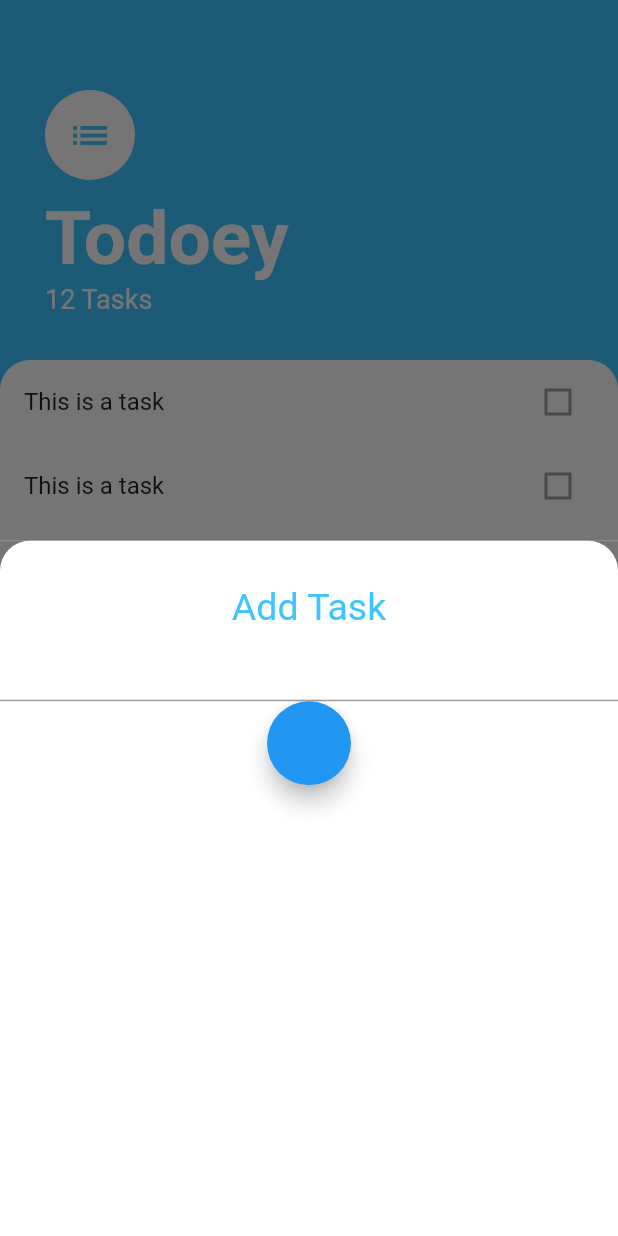
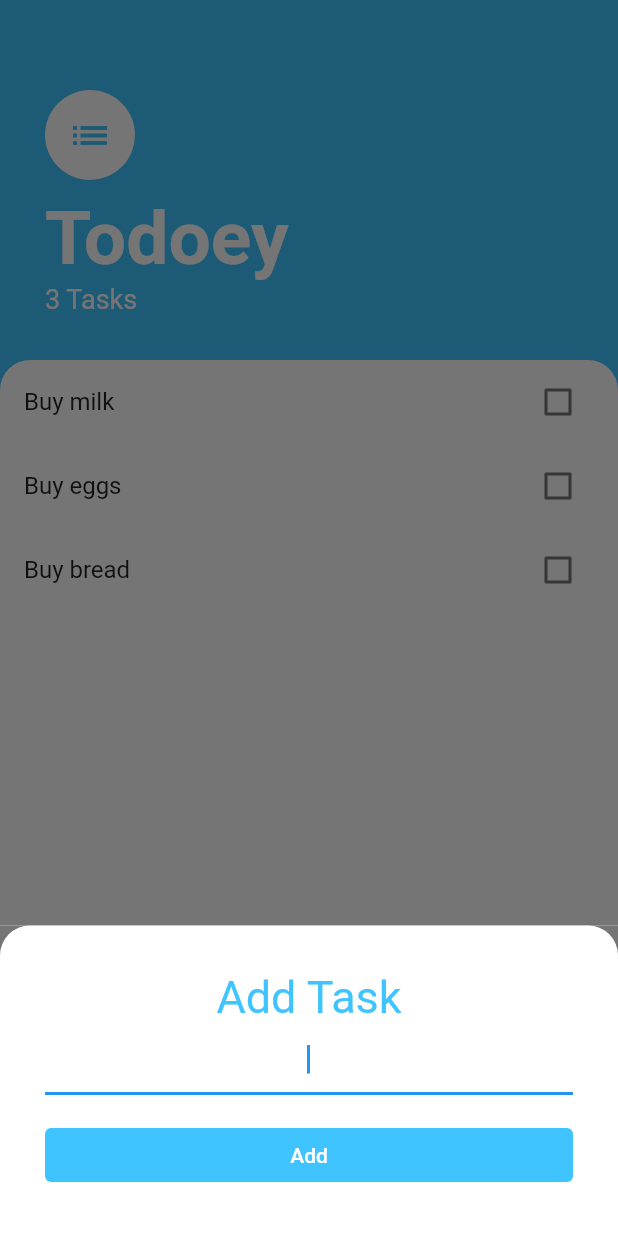
Before and after one commit to HI-0123/todoey_flutter, a Flutter app: the TasksScreen screen opened directly, after a tap on the "add" icon, on a phone screen of 412 x 824 dp. Run offline on Flutter 3.47's test engine with Material 2 defaults, Android fonts, the phone set to English and light mode, and no system bars.

Commit message:
完成、shared_prefarense導入前

```diff
--- /dev/null
+++ b/lib/models/task.dart
@@ -0,0 +1,10 @@
+class Task {
+  final String name;
+  bool isDone;
+
+  Task({this.name, this.isDone = false});
+
+  void toggleDone() {
+    isDone = !isDone;
+  }
+}
--- /dev/null
+++ b/lib/models/task_data.dart
@@ -0,0 +1,40 @@
+import 'dart:collection';
+
+import 'package:flutter/cupertino.dart';
+import 'package:todoey_flutter/models/task.dart';
+
+class TaskData extends ChangeNotifier {
+  List<Task> _tasks = [
+    Task(name: 'Buy milk'),
+    Task(name: 'Buy eggs'),
+    Task(name: 'Buy bread')
+  ];
+
+  UnmodifiableListView<Task> get tasks {
+    return UnmodifiableListView(_tasks);
+  }
+
+  int get taskCount {
+    return _tasks.length;
+  }
+
+  String get taskCountUnit {
+    return _tasks.length > 1 ? 'Tasks' : 'Task';
+  }
+
+  void addTask(String newTaskTitle) {
+    final task = Task(name: newTaskTitle);
+    _tasks.add(task);
+    notifyListeners();
+  }
+
+  void updateTask(Task task) {
+    task.toggleDone();
+    notifyListeners();
+  }
+
+  void deleteTask(Task task) {
+    _tasks.remove(task);
+    notifyListeners();
+  }
+}
--- a/lib/screens/add_task_screen.dart
+++ b/lib/screens/add_task_screen.dart
@@ -1,13 +1,16 @@
 import 'package:flutter/material.dart';
+import 'package:provider/provider.dart';
+import 'package:todoey_flutter/models/task_data.dart';
 
 class AddTaskScreen extends StatelessWidget {
-  String textFieldController;
+  String newTaskTitle;
 
   @override
   Widget build(BuildContext context) {
     return Container(
         color: Color(0xFF757575),
         child: Container(
+          padding: EdgeInsets.all(30.0),
           decoration: BoxDecoration(
             color: Colors.white,
             borderRadius: BorderRadius.only(
@@ -15,16 +18,35 @@ class AddTaskScreen extends StatelessWidget {
                 topRight: Radius.circular(20.0)),
           ),
           child: Column(
+            crossAxisAlignment: CrossAxisAlignment.stretch,
             children: [
+              Text(
+                'Add Task',
+                textAlign: TextAlign.center,
+                style: TextStyle(color: Colors.lightBlueAccent, fontSize: 30.0),
+              ),
+              TextField(
+                  onChanged: (newText) {
+                    newTaskTitle = newText;
+                  },
+                  autofocus: true,
+                  textAlign: TextAlign.center),
               Container(
-                padding: EdgeInsets.only(top: 30),
-                child: Text(
-                  'Add Task',
-                  style: TextStyle(color: Colors.lightBlueAccent, fontSize: 25),
-                ),
-              ),
-              TextField(),
-              FloatingActionButton(onPressed: () {})
+                  margin: EdgeInsets.only(top: 16),
+                  child: TextButton(
+                    child: Text(
+                      'Add',
+                      style: TextStyle(color: Colors.white),
+                    ),
+                    style: ButtonStyle(
+                        backgroundColor: MaterialStateProperty.all<Color>(
+                            Colors.lightBlueAccent)),
+                    onPressed: () {
+                      Provider.of<TaskData>(context, listen: false)
+                          .addTask(newTaskTitle);
+                      Navigator.pop(context);
+                    },
+                  ))
             ],
           ),
         ));
--- /dev/null
+++ b/lib/screens/task_list.dart
@@ -0,0 +1,31 @@
+import 'package:flutter/material.dart';
+import 'package:todoey_flutter/models/task_data.dart';
+import 'package:todoey_flutter/widgets/task_tile.dart';
+import 'package:provider/provider.dart';
+import 'package:todoey_flutter/models/task_data.dart';
+
+class TaskList extends StatelessWidget {
+  @override
+  Widget build(BuildContext context) {
+    return Consumer<TaskData>(
+      builder: (context, taskData, _) {
+        return ListView.builder(
+          itemBuilder: (context, i) {
+            final task = taskData.tasks[i];
+            return TaskTile(
+              taskTitle: task.name,
+              isChecked: task.isDone,
+              checkBoxCallBack: (checkBoxState) {
+                taskData.updateTask(task);
+              },
+              longPressCallback: () {
+                taskData.deleteTask(task);
+              },
+            );
+          },
+          itemCount: taskData.taskCount,
+        );
+      },
+    );
+  }
+}
--- a/lib/screens/tasks_screen.dart
+++ b/lib/screens/tasks_screen.dart
@@ -1,7 +1,9 @@
 import 'package:flutter/material.dart';
 import 'package:flutter/rendering.dart';
-import 'package:todoey_flutter/widgets/task_tile.dart';
+import 'package:todoey_flutter/models/task_data.dart';
+import 'package:todoey_flutter/screens/task_list.dart';
 import 'add_task_screen.dart';
+import 'package:provider/provider.dart';
 
 class TasksScreen extends StatelessWidget {
   @override
@@ -13,7 +15,10 @@ class TasksScreen extends StatelessWidget {
           child: Icon(Icons.add),
           onPressed: () {
             showModalBottomSheet(
-                context: context, builder: (context) => AddTaskScreen());
+                context: context,
+                isScrollControlled: true,
+                builder: (context) =>
+                    SingleChildScrollView(child: AddTaskScreen()));
           }),
       body: Column(
         crossAxisAlignment: CrossAxisAlignment.start,
@@ -38,7 +43,7 @@ class TasksScreen extends StatelessWidget {
                         fontWeight: FontWeight.w700),
                   ),
                   Text(
-                    '12 Tasks',
+                    '${Provider.of<TaskData>(context).taskCount} ${Provider.of<TaskData>(context).taskCountUnit}',
                     style: TextStyle(color: Colors.white, fontSize: 18.0),
                   ),
                 ],
@@ -46,10 +51,7 @@ class TasksScreen extends StatelessWidget {
           Expanded(
             flex: 6,
             child: Container(
-                child: ListView.builder(
-                  itemBuilder: (context, i) => TaskTile(),
-                  itemCount: 3,
-                ),
+                child: TaskList(),
                 decoration: BoxDecoration(
                     color: Colors.white,
                     borderRadius: BorderRadius.only(
--- a/lib/widgets/task_tile.dart
+++ b/lib/widgets/task_tile.dart
@@ -1,15 +1,27 @@
 import 'package:flutter/material.dart';
 
 class TaskTile extends StatelessWidget {
-  const TaskTile({
-    Key key,
-  }) : super(key: key);
+  final bool isChecked;
+  final String taskTitle;
+  final Function checkBoxCallBack;
+  final Function longPressCallback;
+
+  TaskTile(
+      {this.isChecked,
+      this.taskTitle,
+      this.checkBoxCallBack,
+      this.longPressCallback});
 
   @override
   Widget build(BuildContext context) {
     return ListTile(
-      title: Text('This is a task'),
-      trailing: Checkbox(value: false),
-    );
+        title: Text(taskTitle,
+            style: TextStyle(
+                decoration: isChecked ? TextDecoration.lineThrough : null)),
+        trailing: Checkbox(
+            activeColor: Colors.lightBlueAccent,
+            value: isChecked,
+            onChanged: checkBoxCallBack),
+        onLongPress: longPressCallback);
   }
 }
--- a/pubspec.yaml
+++ b/pubspec.yaml
@@ -28,6 +28,8 @@ dependencies:
   # The following adds the Cupertino Icons font to your application.
   # Use with the CupertinoIcons class for iOS style icons.
   cupertino_icons: ^1.0.2
+  provider: ^4.3.3
+  shared_preferences: ^0.5.12+4
 
 dev_dependencies:
   flutter_test:
```
Also changed, not shown: lib/main.dart (+7 -1 lines), lib/models/task_tojson.dart (added, +12 -0 lines), pubspec.lock, 3 other files.
